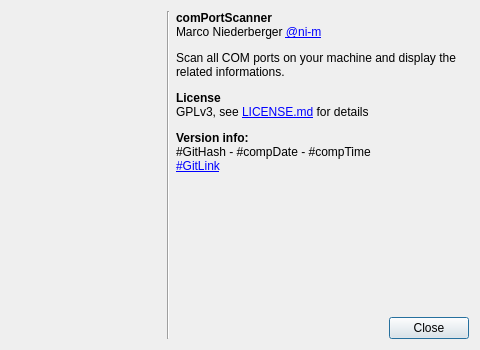
First picture: the form in src/dialogabout.ui, repository ni-m/comPortScanner, before the edit.
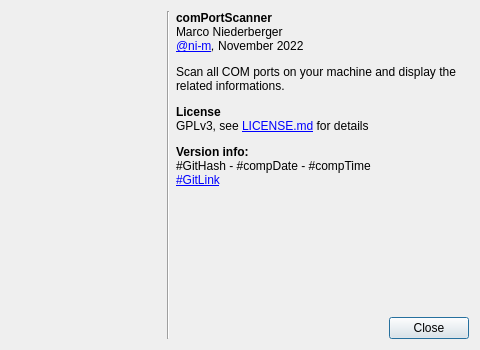
Second picture: the form after the edit. Icons and pictures are not drawn.

Patch:
```diff
--- a/src/dialogabout.ui
+++ b/src/dialogabout.ui
@@ -107,7 +107,7 @@
      <item row="0" column="0" colspan="2">
       <widget class="QLabel" name="lblAbout">
        <property name="text">
-        <string>&lt;html&gt;&lt;head/&gt;&lt;body&gt;&lt;p&gt;&lt;span style=&quot; font-weight:700;&quot;&gt;comPortScanner&lt;br/&gt;&lt;/span&gt;Marco Niederberger &lt;a href=&quot;https://github.com/ni-m&quot;&gt;&lt;span style=&quot; text-decoration: underline; color:#0000ff;&quot;&gt;@ni-m&lt;/span&gt;&lt;/a&gt;&lt;/p&gt;&lt;p&gt;Scan all COM ports on your machine and display the related informations.&lt;/p&gt;&lt;p&gt;&lt;span style=&quot; font-weight:700;&quot;&gt;License&lt;br/&gt;&lt;/span&gt;GPLv3, see &lt;a href=&quot;LICENSE.md&quot;&gt;&lt;span style=&quot; text-decoration: underline; color:#0000ff;&quot;&gt;LICENSE.md&lt;/span&gt;&lt;/a&gt; for details&lt;/p&gt;&lt;p&gt;&lt;span style=&quot; font-weight:700;&quot;&gt;Version info:&lt;/span&gt;&lt;br/&gt;#GitHash - #compDate - #compTime &lt;br/&gt;&lt;a href=&quot;#GitLink&quot;&gt;&lt;span style=&quot; text-decoration: underline; color:#0000ff;&quot;&gt;#GitLink&lt;/span&gt;&lt;/a&gt;&lt;/p&gt;&lt;/body&gt;&lt;/html&gt;</string>
+        <string>&lt;html&gt;&lt;head/&gt;&lt;body&gt;&lt;p&gt;&lt;span style=&quot; font-weight:700;&quot;&gt;comPortScanner&lt;br/&gt;&lt;/span&gt;Marco Niederberger&lt;br/&gt;&lt;a href=&quot;https://github.com/ni-m&quot;&gt;&lt;span style=&quot; text-decoration: underline; color:#0000ff;&quot;&gt;@ni-m&lt;/span&gt;&lt;/a&gt;&lt;span style=&quot; font-style:italic;&quot;&gt;, &lt;/span&gt;November 2022&lt;/p&gt;&lt;p&gt;Scan all COM ports on your machine and display the related informations.&lt;/p&gt;&lt;p&gt;&lt;span style=&quot; font-weight:700;&quot;&gt;License&lt;br/&gt;&lt;/span&gt;GPLv3, see &lt;a href=&quot;LICENSE.md&quot;&gt;&lt;span style=&quot; text-decoration: underline; color:#0000ff;&quot;&gt;LICENSE.md&lt;/span&gt;&lt;/a&gt; for details&lt;/p&gt;&lt;p&gt;&lt;span style=&quot; font-weight:700;&quot;&gt;Version info:&lt;/span&gt;&lt;br/&gt;#GitHash - #compDate - #compTime &lt;br/&gt;&lt;a href=&quot;#GitLink&quot;&gt;&lt;span style=&quot; text-decoration: underline; color:#0000ff;&quot;&gt;#GitLink&lt;/span&gt;&lt;/a&gt;&lt;/p&gt;&lt;/body&gt;&lt;/html&gt;</string>
        </property>
        <property name="wordWrap">
         <bool>true</bool>
```
Left out of the diff: 2 changed lines with no effect on the pictures.
